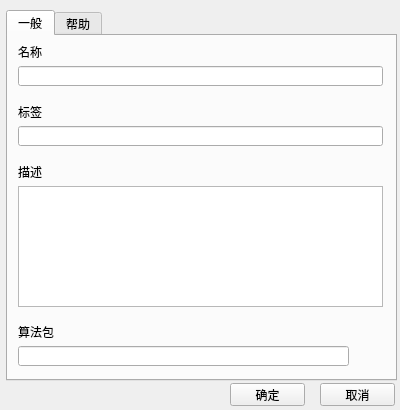
Above: FormProperty.ui from artifact113/particle-swarm-optimization before the change. Below: the same form after it.
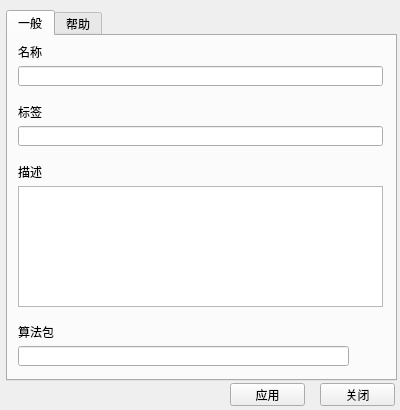
That is the form after the change. Icons and pictures are not drawn.

```diff
--- a/FormProperty.ui
+++ b/FormProperty.ui
@@ -198,7 +198,10 @@
     </widget>
    </widget>
   </widget>
-  <widget class="QPushButton" name="btnOK">
+  <widget class="QPushButton" name="btnApply">
+   <property name="enabled">
+    <bool>true</bool>
+   </property>
    <property name="geometry">
     <rect>
      <x>230</x>
@@ -208,7 +211,7 @@
     </rect>
    </property>
    <property name="text">
-    <string>确定</string>
+    <string>应用</string>
    </property>
   </widget>
   <widget class="QPushButton" name="btnCancel">
@@ -221,7 +224,7 @@
     </rect>
    </property>
    <property name="text">
-    <string>取消</string>
+    <string>关闭</string>
    </property>
   </widget>
  </widget>
```
Left out of the diff: 4 changed lines with no effect on the pictures.
